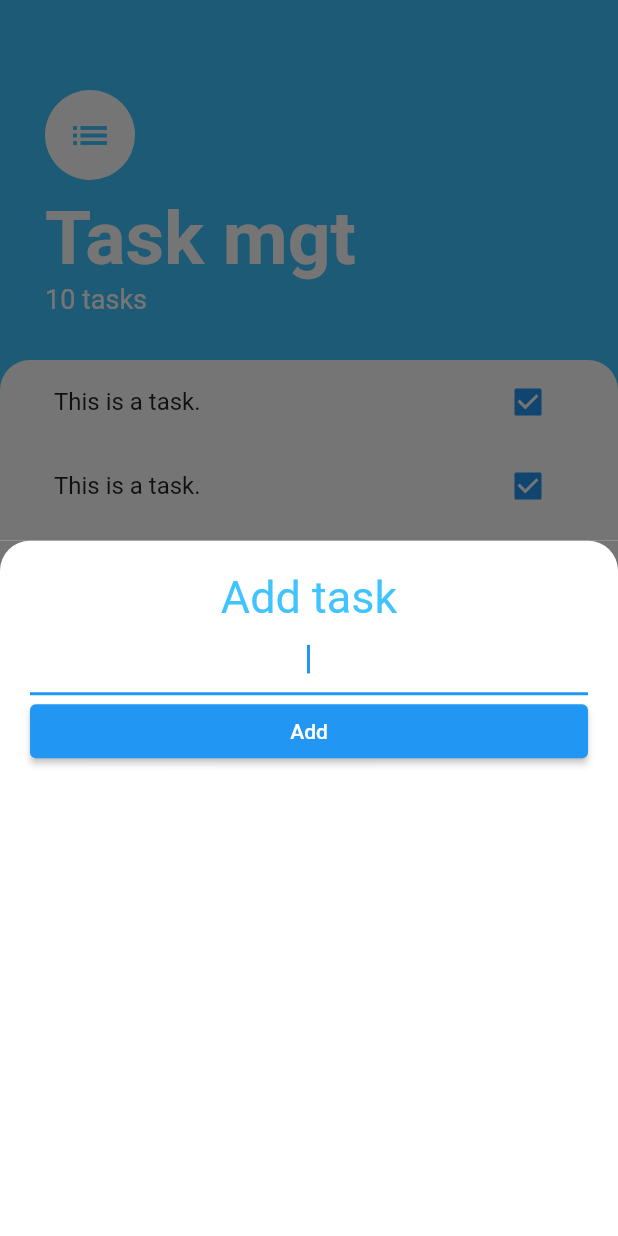
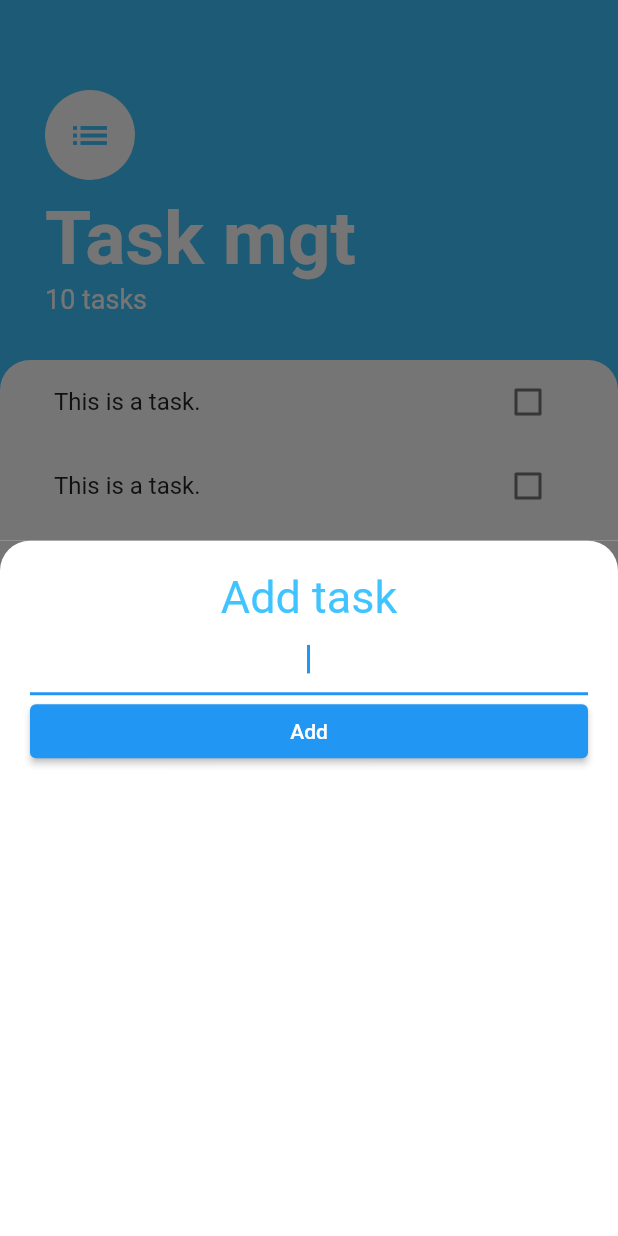
Before and after one commit to akgmage/planner, a Flutter app: the screen it shows after launch, after a tap on the "add" icon, on a phone screen of 412 x 824 dp. Run offline on Flutter 3.47's test engine with Material 2 defaults, Android fonts, the phone set to English and light mode, and no system bars.

Commit message:
Extract checkbox as a different widget and add functionality

```diff
--- a/lib/screens/task.dart
+++ b/lib/screens/task.dart
@@ -11,7 +11,9 @@ class TasksScreen extends StatelessWidget {
         backgroundColor: Colors.lightBlueAccent,
         onPressed: () {
           showModalBottomSheet(
-              context: context, builder: (context) => AddTaskScreen());
+              context: context,
+              //isScrollControlled: true,
+              builder: (context) => AddTaskScreen());
         },
         child: Icon(Icons.add),
       ),
--- a/lib/widgets/tasks_tile.dart
+++ b/lib/widgets/tasks_tile.dart
@@ -5,11 +5,29 @@ class TaskTile extends StatelessWidget {
   Widget build(BuildContext context) {
     return ListTile(
       title: Text('This is a task.'),
-      trailing: Checkbox(
-        checkColor: Colors.white,
-        value: true,
-        onChanged: (bool? value) {},
-      ),
+      trailing: TaskCheckbox(),
     );
   }
 }
+
+class TaskCheckbox extends StatefulWidget {
+  @override
+  State<TaskCheckbox> createState() => _TaskCheckboxState();
+}
+
+class _TaskCheckboxState extends State<TaskCheckbox> {
+  bool? isChecked = false;
+  @override
+  Widget build(BuildContext context) {
+    return Checkbox(
+      activeColor: Colors.lightBlueAccent,
+      checkColor: Colors.white,
+      value: isChecked,
+      onChanged: (newValue) {
+        setState(() {
+          isChecked = newValue;
+        });
+      },
+    );
+  }
+}
```
